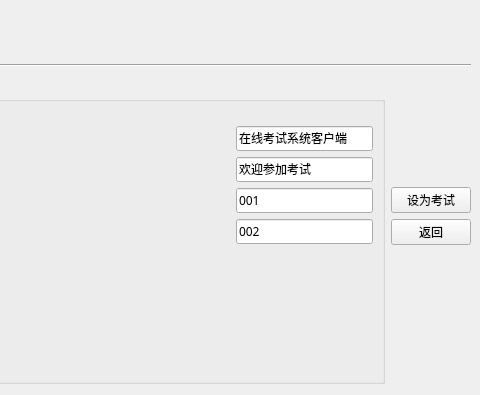
The window that server/ExamCtrlUI.ui (AlanForeverAi/Exams) describes before a commit, drawn with Qt 5; both pictures show x 800 to 1280 and y 0 to 395 of the 1280 by 713 pixel window.
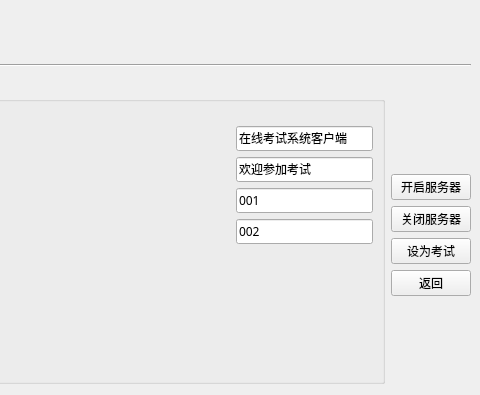
The same window after the commit.

Diff of the .ui file:
```diff
--- a/server/ExamCtrlUI.ui
+++ b/server/ExamCtrlUI.ui
@@ -25,7 +25,7 @@
   <property name="windowTitle">
    <string>Form</string>
   </property>
-  <widget class="QWidget" name="">
+  <widget class="QWidget" name="layoutWidget">
    <property name="geometry">
     <rect>
      <x>10</x>
@@ -544,6 +544,72 @@
           </property>
          </spacer>
         </item>
+        <item>
+         <widget class="QPushButton" name="pushButton_startServer">
+          <property name="sizePolicy">
+           <sizepolicy hsizetype="Fixed" vsizetype="Fixed">
+            <horstretch>0</horstretch>
+            <verstretch>0</verstretch>
+           </sizepolicy>
+          </property>
+          <property name="maximumSize">
+           <size>
+            <width>16777215</width>
+            <height>1111</height>
+           </size>
+          </property>
+          <property name="font">
+           <font>
+            <family>SimSun-ExtB</family>
+            <pointsize>9</pointsize>
+            <weight>50</weight>
+            <italic>false</italic>
+            <bold>false</bold>
+            <underline>false</underline>
+            <strikeout>false</strikeout>
+           </font>
+          </property>
+          <property name="layoutDirection">
+           <enum>Qt::RightToLeft</enum>
+          </property>
+          <property name="text">
+           <string>开启服务器</string>
+          </property>
+         </widget>
+        </item>
+        <item>
+         <widget class="QPushButton" name="pushButton_closeServer">
+          <property name="sizePolicy">
+           <sizepolicy hsizetype="Fixed" vsizetype="Fixed">
+            <horstretch>0</horstretch>
+            <verstretch>0</verstretch>
+           </sizepolicy>
+          </property>
+          <property name="maximumSize">
+           <size>
+            <width>16777215</width>
+            <height>1111</height>
+           </size>
+          </property>
+          <property name="font">
+           <font>
+            <family>SimSun-ExtB</family>
+            <pointsize>9</pointsize>
+            <weight>50</weight>
+            <italic>false</italic>
+            <bold>false</bold>
+            <underline>false</underline>
+            <strikeout>false</strikeout>
+           </font>
+          </property>
+          <property name="layoutDirection">
+           <enum>Qt::RightToLeft</enum>
+          </property>
+          <property name="text">
+           <string>关闭服务器</string>
+          </property>
+         </widget>
+        </item>
         <item>
          <widget class="QPushButton" name="pushButton_send">
           <property name="sizePolicy">
```
Left out of the diff: 17 changed lines with no effect on the pictures.
